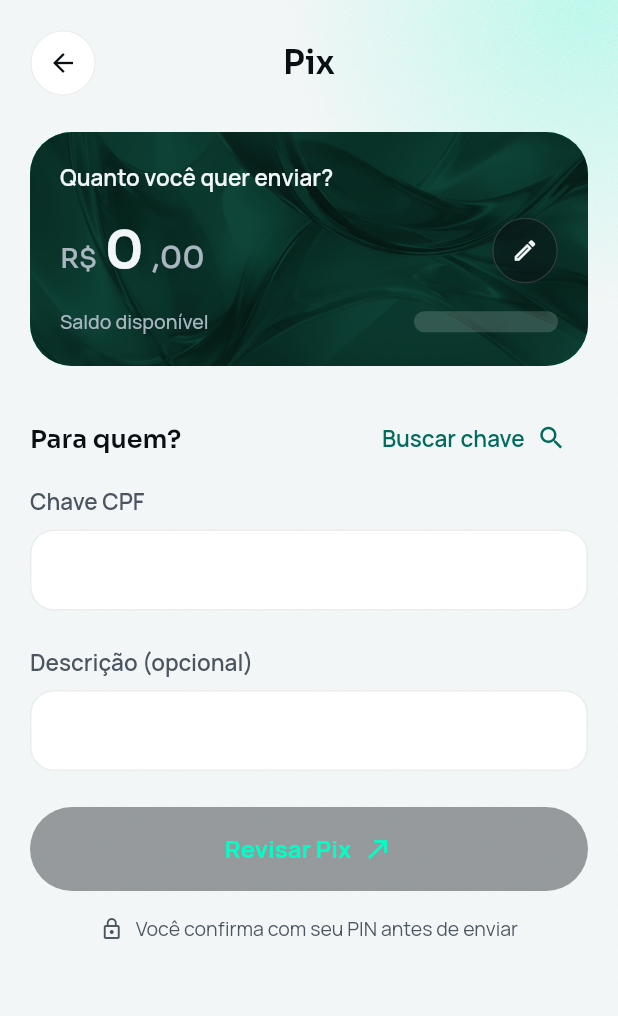
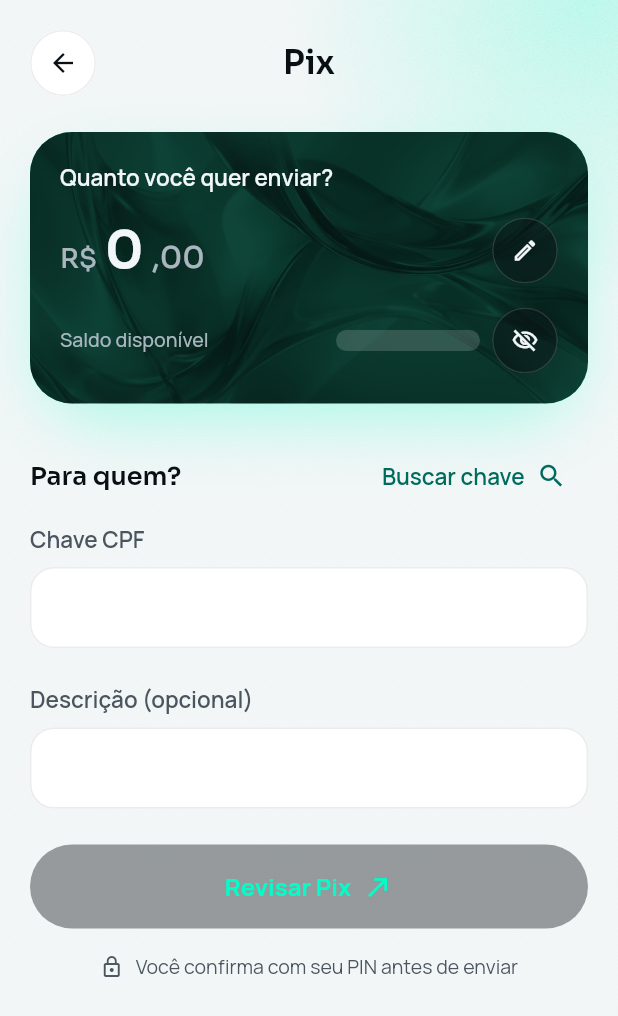
Before and after one commit to renatomf/next-bank, a Flutter app: the SendPixScreen screen opened by its route, on a phone screen of 412 x 824 dp. Shown: the top 1016 px of the screen. Run offline on Flutter 3.47's test engine with Material 3 defaults, Android fonts, the phone set to English and light mode, and no system bars; our stand-ins replace copy_with_extension, dio, flutter_riverpod, flutter_secure_storage, go_router, local_auth and 2 more; missing offline and left inert: local_auth_android; accounts and stored records are empty; project files that could hold a hidden picture were left out.

Commit message:
feat: give the Pix amount card the mint glow and an eye
The amount card takes the balance card's mint glow underneath, and an eye beside its balance toggles the same hidden choice as the Home's, so the customer can check the balance without leaving the Pix (MOB-05).

Co-Authored-By: Claude Opus 5.5 <noreply@anthropic.com>

```diff
--- a/apps/mobile/lib/features/pix/presentation/send/send_pix_screen.dart
+++ b/apps/mobile/lib/features/pix/presentation/send/send_pix_screen.dart
@@ -91,6 +91,9 @@ class _SendPixScreenState extends ConsumerState<SendPixScreen> {
                     balanceCents: account?.availableBalanceCents,
                     balanceHidden: ref.watch(balanceHiddenProvider),
                     onEdit: _amount.requestFocus,
+                    onToggleBalance: ref
+                        .read(balanceHiddenProvider.notifier)
+                        .toggle,
                   ),
                 ],
               ),
--- a/packages/design_system/lib/src/components/amount_card.dart
+++ b/packages/design_system/lib/src/components/amount_card.dart
@@ -15,6 +15,7 @@ class AmountCard extends StatelessWidget {
     required this.balanceCents,
     required this.balanceHidden,
     required this.onEdit,
+    required this.onToggleBalance,
     super.key,
   });
 
@@ -30,6 +31,9 @@ class AmountCard extends StatelessWidget {
   /// Asks the screen to let the customer type the amount.
   final VoidCallback onEdit;
 
+  /// Asks the screen to hide or show the balance, as the Home's eye does.
+  final VoidCallback onToggleBalance;
+
   @override
   Widget build(BuildContext context) {
     final balance = balanceCents;
@@ -39,6 +43,15 @@ class AmountCard extends StatelessWidget {
       decoration: BoxDecoration(
         borderRadius: BorderRadius.circular(NbRadius.card),
         border: Border.all(color: NbBalanceCardColors.border),
+        // The balance card's mint glow underneath, so both cards match.
+        boxShadow: const [
+          BoxShadow(
+            color: NbBalanceCardColors.shadow,
+            offset: Offset(0, 18),
+            blurRadius: 42,
+            spreadRadius: -12,
+          ),
+        ],
       ),
       child: ClipRRect(
         borderRadius: BorderRadius.circular(NbRadius.card),
@@ -111,6 +124,20 @@ class AmountCard extends StatelessWidget {
                             ),
                           ),
                         ),
+                      const SizedBox(width: NbSpace.sm),
+                      IconCircleButton(
+                        icon: balanceHidden
+                            ? Icons.visibility_off_outlined
+                            : Icons.visibility_outlined,
+                        label: balanceHidden
+                            ? 'Mostrar saldo'
+                            : 'Ocultar saldo',
+                        onPressed: onToggleBalance,
+                        background: NbBalanceCardColors.button,
+                        foreground: NbBalanceCardColors.text,
+                        borderColor: NbBalanceCardColors.buttonBorder,
+                        iconSize: 18,
+                      ),
                     ],
                   ),
                 ],
```
Also changed, not shown: 1 other file.
